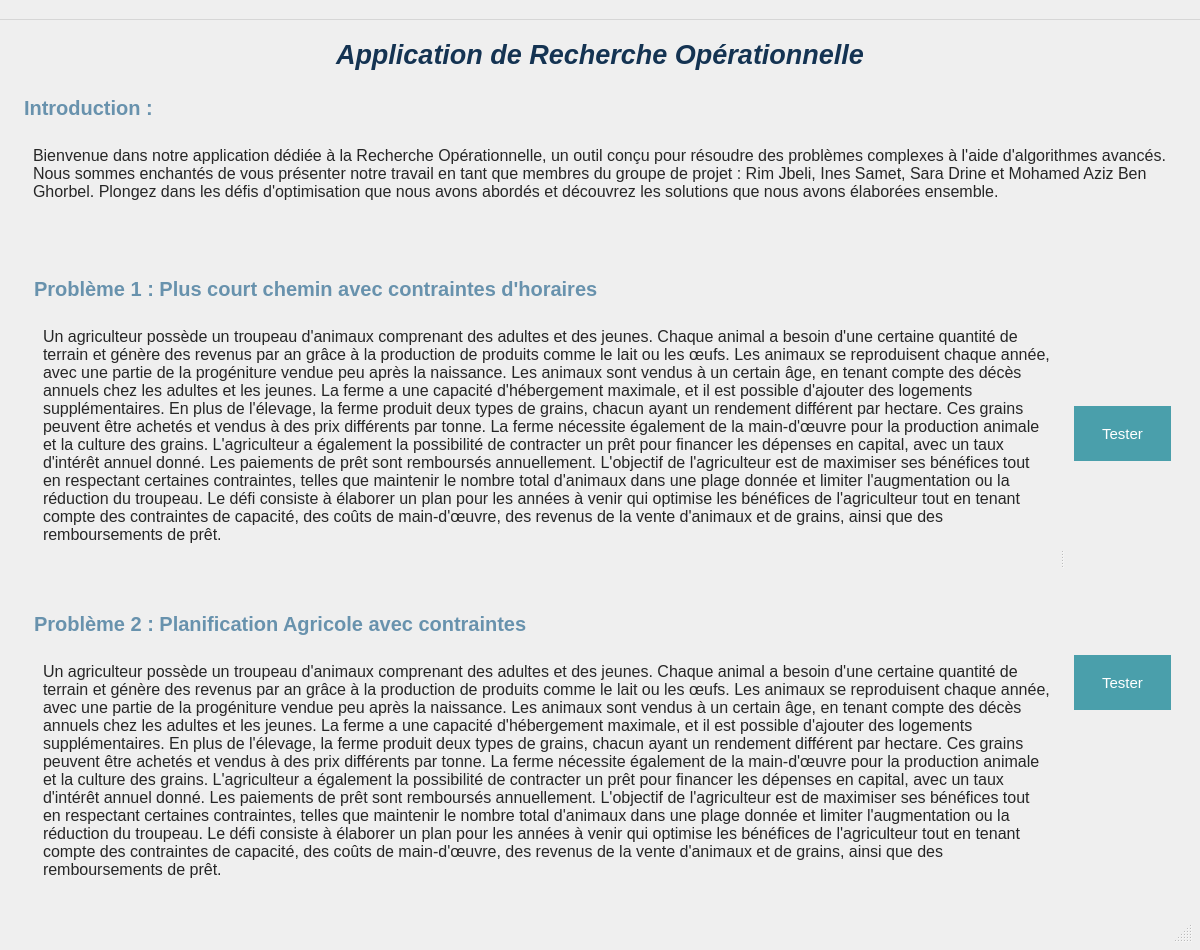
Qt form HomePage.ui (AziizBg/RO_Project) before a commit.
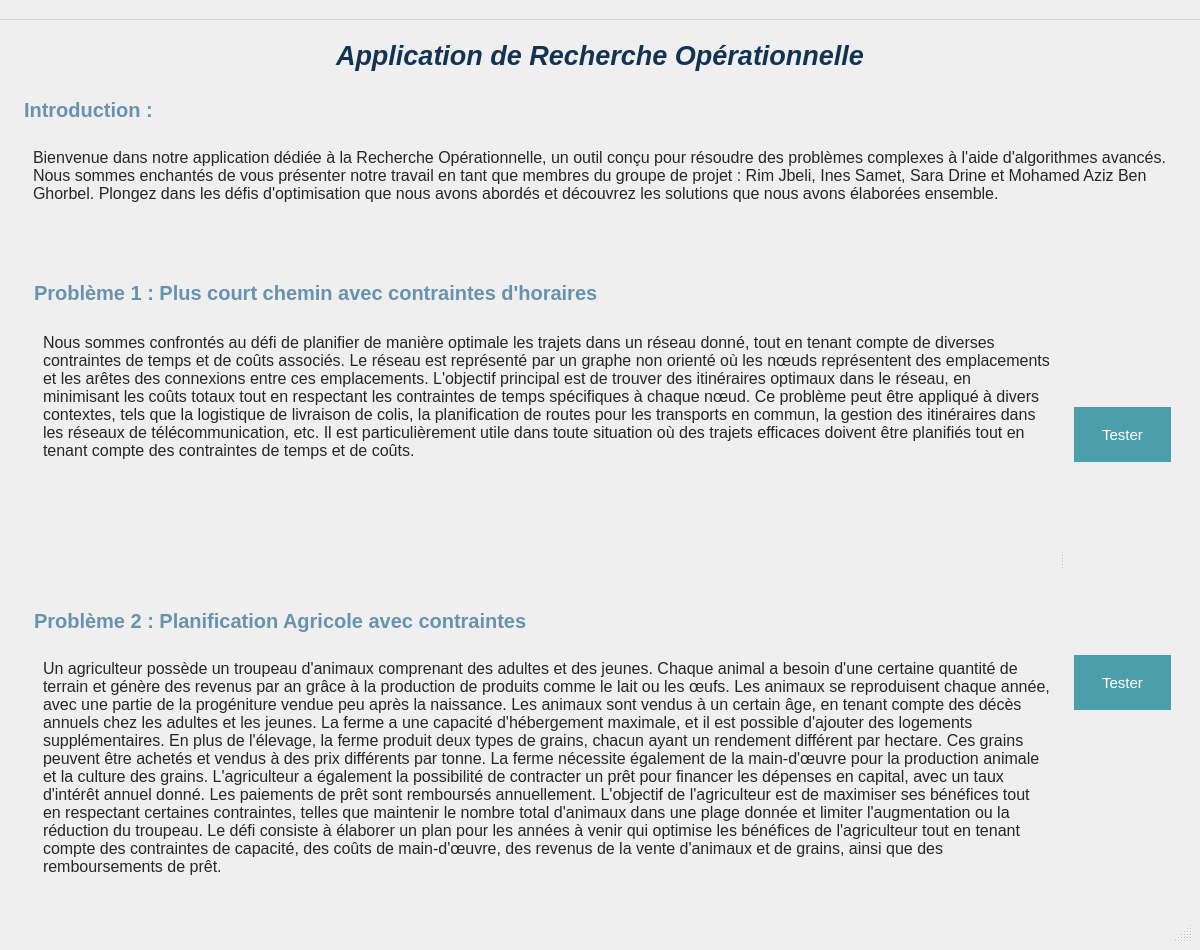
The same form after that commit.

```diff
--- a/HomePage.ui
+++ b/HomePage.ui
@@ -199,7 +199,7 @@
              <string notr="true">color: #262626;margin-left:10px;</string>
             </property>
             <property name="text">
-             <string>Un agriculteur possède un troupeau d'animaux comprenant des adultes et des jeunes. Chaque animal a besoin d'une certaine quantité de terrain et génère des revenus par an grâce à la production de produits comme le lait ou les œufs. Les animaux se reproduisent chaque année, avec une partie de la progéniture vendue peu après la naissance. Les animaux sont vendus à un certain âge, en tenant compte des décès annuels chez les adultes et les jeunes. La ferme a une capacité d'hébergement maximale, et il est possible d'ajouter des logements supplémentaires. En plus de l'élevage, la ferme produit deux types de grains, chacun ayant un rendement différent par hectare. Ces grains peuvent être achetés et vendus à des prix différents par tonne. La ferme nécessite également de la main-d'œuvre pour la production animale et la culture des grains. L'agriculteur a également la possibilité de contracter un prêt pour financer les dépenses en capital, avec un taux d'intérêt annuel donné. Les paiements de prêt sont remboursés annuellement. L'objectif de l'agriculteur est de maximiser ses bénéfices tout en respectant certaines contraintes, telles que maintenir le nombre total d'animaux dans une plage donnée et limiter l'augmentation ou la réduction du troupeau. Le défi consiste à élaborer un plan pour les années à venir qui optimise les bénéfices de l'agriculteur tout en tenant compte des contraintes de capacité, des coûts de main-d'œuvre, des revenus de la vente d'animaux et de grains, ainsi que des remboursements de prêt.</string>
+             <string>Nous sommes confrontés au défi de planifier de manière optimale les trajets dans un réseau donné, tout en tenant compte de diverses contraintes de temps et de coûts associés. Le réseau est représenté par un graphe non orienté où les nœuds représentent des emplacements et les arêtes des connexions entre ces emplacements. L'objectif principal est de trouver des itinéraires optimaux dans le réseau, en minimisant les coûts totaux tout en respectant les contraintes de temps spécifiques à chaque nœud. Ce problème peut être appliqué à divers contextes, tels que la logistique de livraison de colis, la planification de routes pour les transports en commun, la gestion des itinéraires dans les réseaux de télécommunication, etc. Il est particulièrement utile dans toute situation où des trajets efficaces doivent être planifiés tout en tenant compte des contraintes de temps et de coûts.</string>
             </property>
             <property name="wordWrap">
              <bool>true</bool>
```
